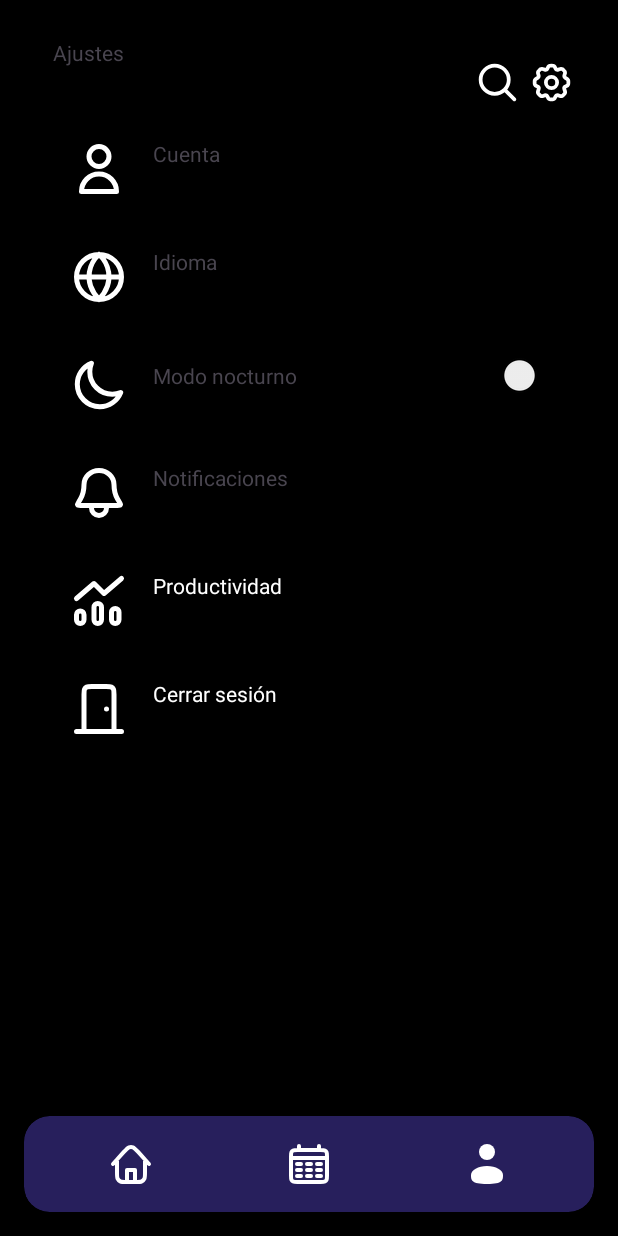
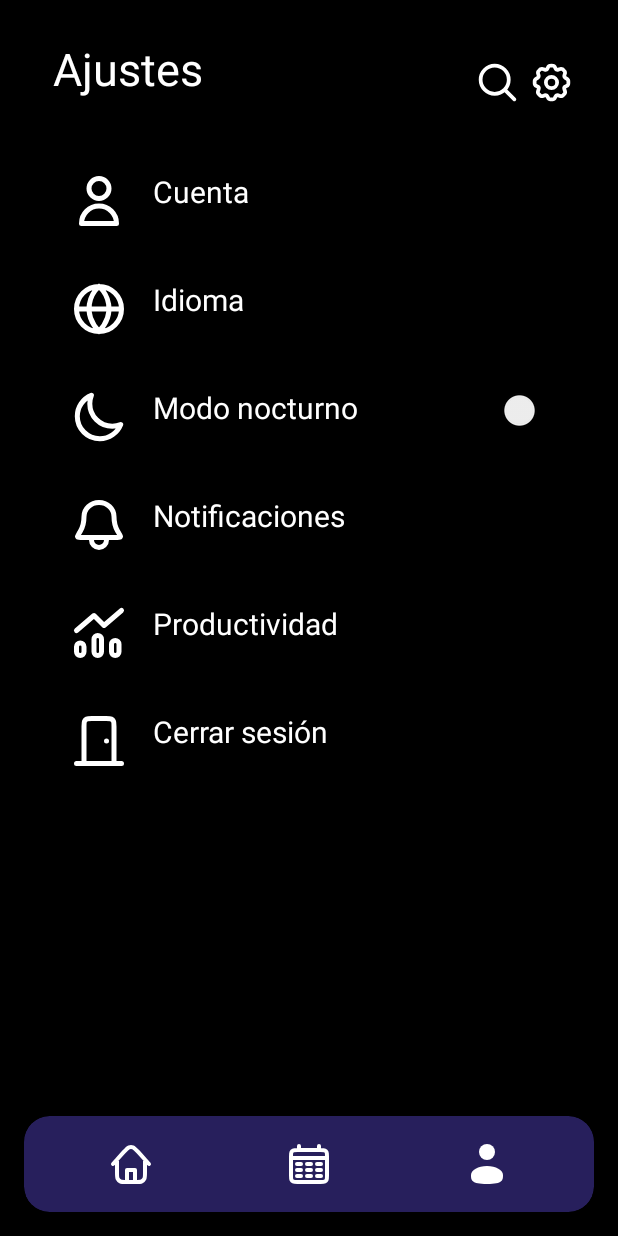
Before and after one commit to IvanTicona/SortIt, an Android app: the SettingsActivity screen opened directly, with no data from a screen before it, on a phone screen of 412 x 824 dp. Run offline under Robolectric (Android 15) with nearby library versions, the phone set to English and light mode, and no system bars.

Commit message:
Settings layout done

```diff
--- a/app/src/main/res/layout/activity_settings.xml
+++ b/app/src/main/res/layout/activity_settings.xml
@@ -16,6 +16,8 @@
         android:layout_marginStart="35dp"
         android:layout_marginTop="25dp"
         android:text="@string/ajustes"
+        android:textColor="#FFFFFF"
+        android:textSize="30dp"
         app:layout_constraintStart_toStartOf="parent"
         app:layout_constraintTop_toTopOf="parent"
         style="@style/title_bold_big"
@@ -71,6 +73,8 @@
                 android:layout_height="wrap_content"
                 android:layout_marginStart="16dp"
                 android:text="@string/cuentatext"
+                android:textColor="#FFFFFF"
+                android:textSize="20dp"
                 style="@style/title_bold"
                 />
         </LinearLayout>
@@ -94,6 +98,8 @@
                 android:layout_height="wrap_content"
                 android:layout_marginStart="16dp"
                 android:text="@string/idioma"
+                android:textColor="#FFFFFF"
+                android:textSize="20dp"
                 style="@style/title_bold"
                 />
         </LinearLayout>
@@ -118,7 +124,8 @@
                 android:layout_marginStart="16dp"
                 android:layout_weight="1"
                 android:text="@string/modo_nocturno"
-                />
+                android:textColor="#FFFFFF"
+                android:textSize="20dp"/>
 
             <Switch
                 android:id="@+id/themeSwitch"
@@ -145,6 +152,8 @@
                 android:layout_width="wrap_content"
                 android:layout_height="wrap_content"
                 android:text="@string/notificaciones"
+                android:textColor="#FFFFFF"
+                android:textSize="20dp"
                 android:layout_marginStart="16dp"
                 style="@style/title_bold"
                 />
@@ -168,9 +177,9 @@
                 android:layout_height="wrap_content"
                 android:text="@string/productividad"
                 android:textColor="#FFFFFF"
+                android:textSize="20dp"
                 android:layout_marginStart="16dp"
-                style="@style/title_bold"
-                />
+                style="@style/title_bold"/>
         </LinearLayout>
 
         <LinearLayout
@@ -191,6 +200,7 @@
                 android:layout_height="wrap_content"
                 android:text="@string/cerrar_sesi_n"
                 android:textColor="#FFFFFF"
+                android:textSize="20dp"
                 android:layout_marginStart="16dp"
                 style="@style/title_bold"
                 />
--- a/gradle/libs.versions.toml
+++ b/gradle/libs.versions.toml
@@ -1,5 +1,5 @@
 [versions]
-agp = "8.3.0"
+agp = "8.7.2"
 kotlin = "1.9.24"
 coreKtx = "1.10.1"
 junit = "4.13.2"
```
Also changed, not shown: gradle/wrapper/gradle-wrapper.properties.
